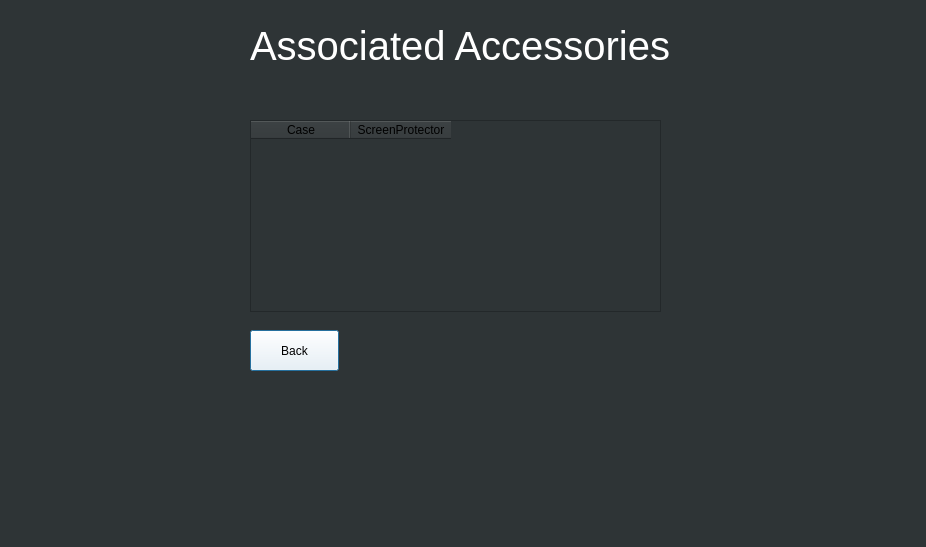
Above: Accessories.ui from JohnCMeyer/PhoneFinder before the change. Below: the same form after it.
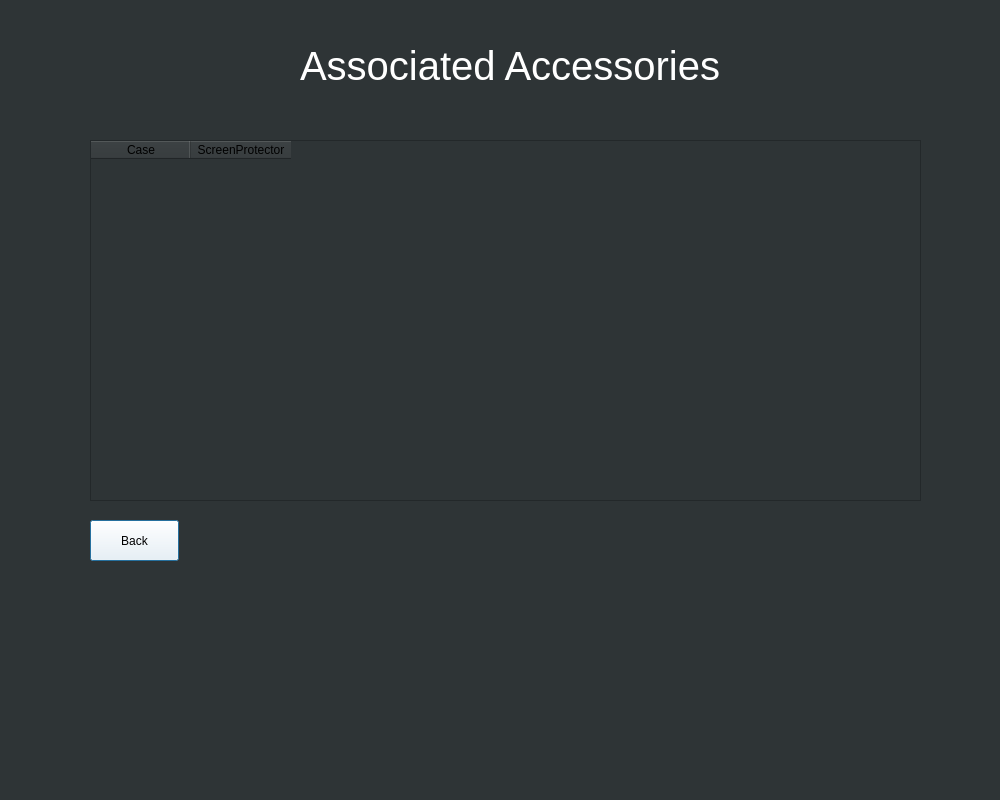
That is the form after the change.

Patch:
```diff
--- a/Accessories.ui
+++ b/Accessories.ui
@@ -6,8 +6,8 @@
    <rect>
     <x>0</x>
     <y>0</y>
-    <width>926</width>
-    <height>547</height>
+    <width>1000</width>
+    <height>800</height>
    </rect>
   </property>
   <property name="windowTitle">
@@ -19,8 +19,8 @@
   <widget class="QLabel" name="label">
    <property name="geometry">
     <rect>
-     <x>250</x>
-     <y>20</y>
+     <x>300</x>
+     <y>40</y>
      <width>421</width>
      <height>51</height>
     </rect>
@@ -37,10 +37,10 @@
   <widget class="QTableWidget" name="tableWidget">
    <property name="geometry">
     <rect>
-     <x>250</x>
-     <y>120</y>
-     <width>411</width>
-     <height>192</height>
+     <x>90</x>
+     <y>140</y>
+     <width>831</width>
+     <height>361</height>
     </rect>
    </property>
    <column>
@@ -57,8 +57,8 @@
   <widget class="QPushButton" name="accessoriesBackButton">
    <property name="geometry">
     <rect>
-     <x>250</x>
-     <y>330</y>
+     <x>90</x>
+     <y>520</y>
      <width>89</width>
      <height>41</height>
     </rect>
```
